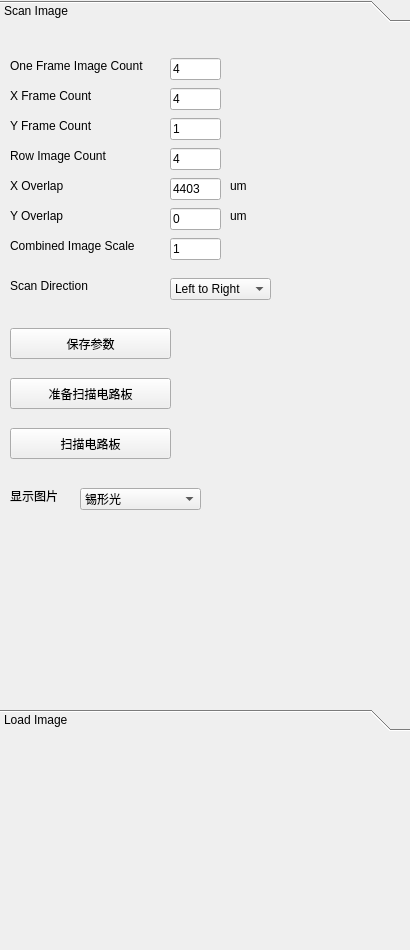
Old version of the form DataModule/ScanImageWidget.ui in the repository chuandongxu/AOI.
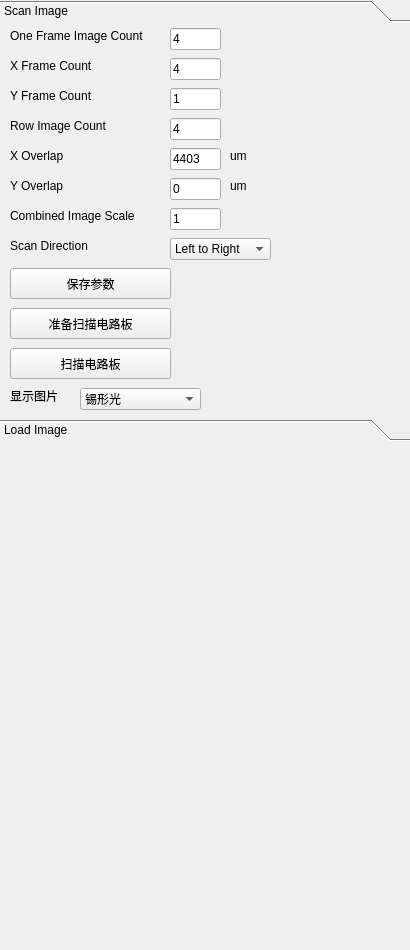
New version of the form.

The edit to the form file:
```diff
--- a/DataModule/ScanImageWidget.ui
+++ b/DataModule/ScanImageWidget.ui
@@ -19,7 +19,7 @@
      <x>0</x>
      <y>0</y>
      <width>410</width>
-     <height>731</height>
+     <height>441</height>
     </rect>
    </property>
    <property name="currentIndex">
@@ -31,7 +31,7 @@
       <x>0</x>
       <y>0</y>
       <width>410</width>
-      <height>669</height>
+      <height>387</height>
      </rect>
     </property>
     <attribute name="label">
@@ -41,7 +41,7 @@
      <property name="geometry">
       <rect>
        <x>10</x>
-       <y>60</y>
+       <y>30</y>
        <width>101</width>
        <height>16</height>
       </rect>
@@ -54,7 +54,7 @@
      <property name="geometry">
       <rect>
        <x>170</x>
-       <y>60</y>
+       <y>30</y>
        <width>51</width>
        <height>22</height>
       </rect>
@@ -67,7 +67,7 @@
      <property name="geometry">
       <rect>
        <x>10</x>
-       <y>180</y>
+       <y>150</y>
        <width>91</width>
        <height>16</height>
       </rect>
@@ -80,7 +80,7 @@
      <property name="geometry">
       <rect>
        <x>10</x>
-       <y>120</y>
+       <y>90</y>
        <width>111</width>
        <height>16</height>
       </rect>
@@ -93,7 +93,7 @@
      <property name="geometry">
       <rect>
        <x>170</x>
-       <y>210</y>
+       <y>180</y>
        <width>51</width>
        <height>22</height>
       </rect>
@@ -106,7 +106,7 @@
      <property name="geometry">
       <rect>
        <x>170</x>
-       <y>120</y>
+       <y>90</y>
        <width>51</width>
        <height>22</height>
       </rect>
@@ -119,7 +119,7 @@
      <property name="geometry">
       <rect>
        <x>10</x>
-       <y>90</y>
+       <y>60</y>
        <width>151</width>
        <height>16</height>
       </rect>
@@ -132,7 +132,7 @@
      <property name="geometry">
       <rect>
        <x>170</x>
-       <y>90</y>
+       <y>60</y>
        <width>51</width>
        <height>22</height>
       </rect>
@@ -145,7 +145,7 @@
      <property name="geometry">
       <rect>
        <x>170</x>
-       <y>30</y>
+       <y>0</y>
        <width>51</width>
        <height>22</height>
       </rect>
@@ -158,7 +158,7 @@
      <property name="geometry">
       <rect>
        <x>10</x>
-       <y>150</y>
+       <y>120</y>
        <width>81</width>
        <height>16</height>
       </rect>
@@ -171,7 +171,7 @@
      <property name="geometry">
       <rect>
        <x>170</x>
-       <y>180</y>
+       <y>150</y>
        <width>51</width>
        <height>22</height>
       </rect>
@@ -184,7 +184,7 @@
      <property name="geometry">
       <rect>
        <x>10</x>
-       <y>210</y>
+       <y>180</y>
        <width>141</width>
        <height>16</height>
       </rect>
@@ -197,7 +197,7 @@
      <property name="geometry">
       <rect>
        <x>10</x>
-       <y>30</y>
+       <y>0</y>
        <width>151</width>
        <height>16</height>
       </rect>
@@ -210,7 +210,7 @@
      <property name="geometry">
       <rect>
        <x>170</x>
-       <y>150</y>
+       <y>120</y>
        <width>51</width>
        <height>22</height>
       </rect>
@@ -223,7 +223,7 @@
      <property name="geometry">
       <rect>
        <x>10</x>
-       <y>300</y>
+       <y>240</y>
        <width>161</width>
        <height>31</height>
       </rect>
@@ -236,7 +236,7 @@
      <property name="geometry">
       <rect>
        <x>230</x>
-       <y>150</y>
+       <y>120</y>
        <width>31</width>
        <height>16</height>
       </rect>
@@ -249,7 +249,7 @@
      <property name="geometry">
       <rect>
        <x>230</x>
-       <y>180</y>
+       <y>150</y>
        <width>31</width>
        <height>16</height>
       </rect>
@@ -262,7 +262,7 @@
      <property name="geometry">
       <rect>
        <x>170</x>
-       <y>250</y>
+       <y>210</y>
        <width>101</width>
        <height>22</height>
       </rect>
@@ -285,7 +285,7 @@
      <property name="geometry">
       <rect>
        <x>10</x>
-       <y>250</y>
+       <y>210</y>
        <width>91</width>
        <height>16</height>
       </rect>
@@ -298,7 +298,7 @@
      <property name="geometry">
       <rect>
        <x>10</x>
-       <y>350</y>
+       <y>280</y>
        <width>161</width>
        <height>31</height>
       </rect>
@@ -311,7 +311,7 @@
      <property name="geometry">
       <rect>
        <x>10</x>
-       <y>400</y>
+       <y>320</y>
        <width>161</width>
        <height>31</height>
       </rect>
@@ -324,7 +324,7 @@
      <property name="geometry">
       <rect>
        <x>80</x>
-       <y>460</y>
+       <y>360</y>
        <width>121</width>
        <height>22</height>
       </rect>
@@ -362,7 +362,7 @@
      <property name="geometry">
       <rect>
        <x>10</x>
-       <y>460</y>
+       <y>360</y>
        <width>55</width>
        <height>16</height>
       </rect>
```
Left out of the diff: 2 changed lines with no effect on the pictures.
